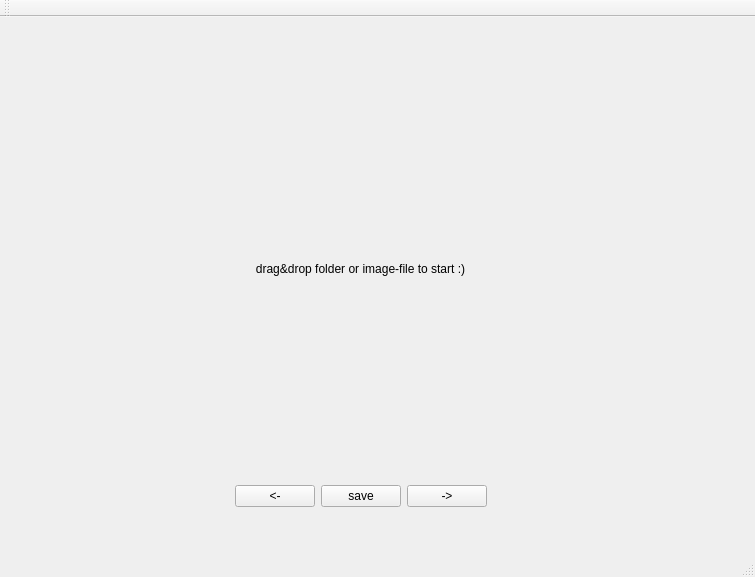
Old version of the form Cullendula/CullendulaMainWindow.ui in the repository marcelpetrick/Cullendula.
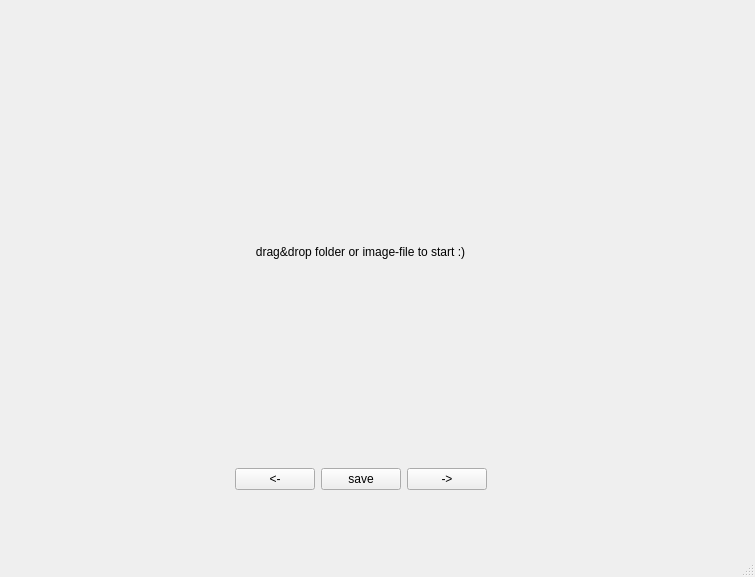
New version of the form.

Patch:
```diff
--- a/Cullendula/CullendulaMainWindow.ui
+++ b/Cullendula/CullendulaMainWindow.ui
@@ -131,17 +131,6 @@
     <bool>false</bool>
    </property>
   </widget>
-  <widget class="QToolBar" name="mainToolBar">
-   <property name="acceptDrops">
-    <bool>false</bool>
-   </property>
-   <attribute name="toolBarArea">
-    <enum>TopToolBarArea</enum>
-   </attribute>
-   <attribute name="toolBarBreak">
-    <bool>false</bool>
-   </attribute>
-  </widget>
   <widget class="QStatusBar" name="statusBar"/>
  </widget>
  <layoutdefault spacing="6" margin="11"/>
```
